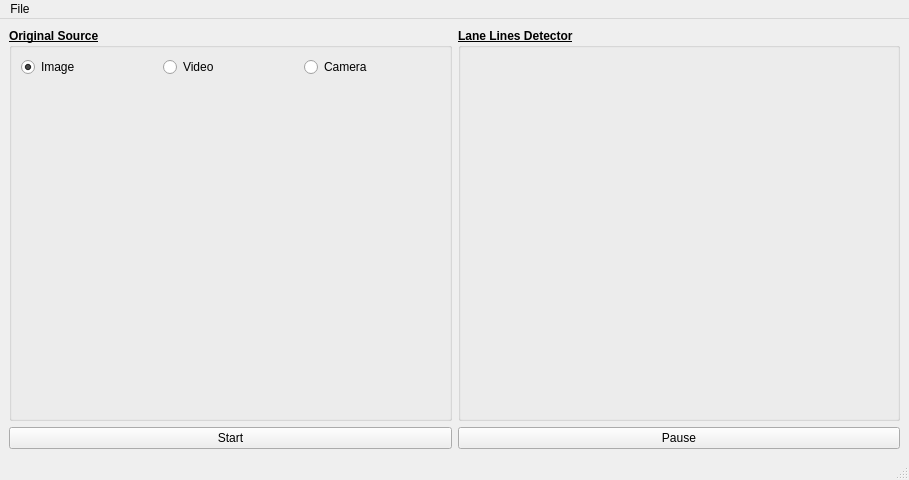
Qt form ui/mainwindow.ui (SiyiDai/CarND-LaneLines-P1) before a commit.
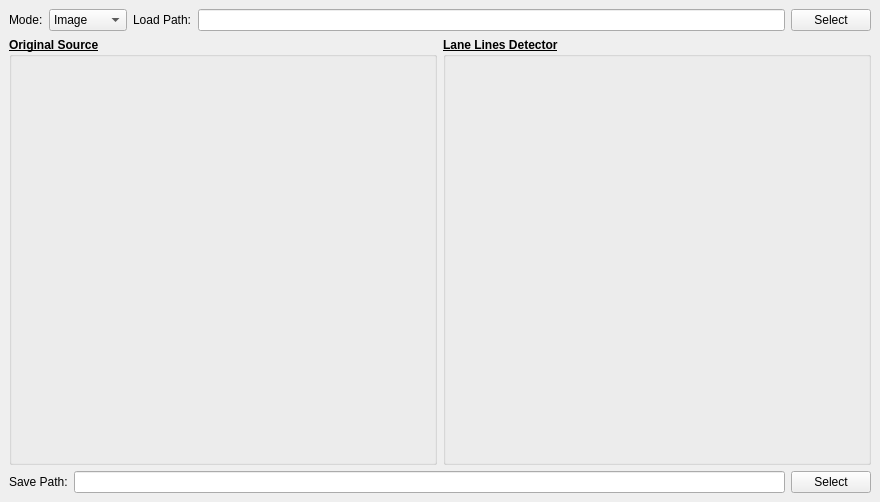
The same form after that commit.

```diff
--- a/ui/mainwindow.ui
+++ b/ui/mainwindow.ui
@@ -6,8 +6,8 @@
    <rect>
     <x>0</x>
     <y>0</y>
-    <width>909</width>
-    <height>480</height>
+    <width>880</width>
+    <height>502</height>
    </rect>
   </property>
   <property name="sizePolicy">
@@ -24,7 +24,54 @@
     <property name="sizeConstraint">
      <enum>QLayout::SetNoConstraint</enum>
     </property>
-    <item row="0" column="1">
+    <item row="0" column="0" colspan="2">
+     <layout class="QHBoxLayout" name="horizontalLayout">
+      <item>
+       <widget class="QLabel" name="label_mode">
+        <property name="text">
+         <string>Mode:</string>
+        </property>
+       </widget>
+      </item>
+      <item>
+       <widget class="QComboBox" name="mode_selection_comboBox">
+        <item>
+         <property name="text">
+          <string>Image</string>
+         </property>
+        </item>
+        <item>
+         <property name="text">
+          <string>Video</string>
+         </property>
+        </item>
+        <item>
+         <property name="text">
+          <string>Webcam</string>
+         </property>
+        </item>
+       </widget>
+      </item>
+      <item>
+       <widget class="QLabel" name="label_load_path">
+        <property name="text">
+         <string>Load Path:</string>
+        </property>
+       </widget>
+      </item>
+      <item>
+       <widget class="QLineEdit" name="load_path_lineEdit"/>
+      </item>
+      <item>
+       <widget class="QPushButton" name="load_path_pushButton">
+        <property name="text">
+         <string>Select</string>
+        </property>
+       </widget>
+      </item>
+     </layout>
+    </item>
+    <item row="3" column="1">
      <widget class="QGroupBox" name="replacement_result_groupbox">
       <property name="sizePolicy">
        <sizepolicy hsizetype="Preferred" vsizetype="Expanding">
@@ -75,24 +122,7 @@
       </layout>
      </widget>
     </item>
-    <item row="1" column="0">
-     <widget class="QPushButton" name="pushButton_start">
-      <property name="font">
-       <font>
-        <weight>50</weight>
-        <bold>false</bold>
-        <underline>false</underline>
-       </font>
-      </property>
-      <property name="text">
-       <string>Start</string>
-      </property>
-      <property name="checkable">
-       <bool>false</bool>
-      </property>
-     </widget>
-    </item>
-    <item row="0" column="0">
+    <item row="3" column="0">
      <widget class="QGroupBox" name="original_source_groupbox">
       <property name="font">
        <font>
@@ -107,61 +137,6 @@
       <layout class="QGridLayout" name="gridLayout_11">
        <item row="0" column="0">
         <layout class="QVBoxLayout" name="verticalLayout_4">
-         <item>
-          <layout class="QHBoxLayout" name="horizontalLayout_2">
-           <item>
-            <widget class="QRadioButton" name="radioButton_image">
-             <property name="font">
-              <font>
-               <weight>50</weight>
-               <bold>false</bold>
-               <underline>false</underline>
-              </font>
-             </property>
-             <property name="text">
-              <string>Image</string>
-             </property>
-             <property name="checked">
-              <bool>true</bool>
-             </property>
-            </widget>
-           </item>
-           <item>
-            <widget class="QRadioButton" name="radioButton_video">
-             <property name="font">
-              <font>
-               <weight>50</weight>
-               <bold>false</bold>
-               <underline>false</underline>
-              </font>
-             </property>
-             <property name="text">
-              <string>Video</string>
-             </property>
-            </widget>
-           </item>
-           <item>
-            <widget class="QRadioButton" name="radioButton_camera">
-             <property name="sizePolicy">
-              <sizepolicy hsizetype="Minimum" vsizetype="Fixed">
-               <horstretch>0</horstretch>
-               <verstretch>0</verstretch>
-              </sizepolicy>
-             </property>
-             <property name="font">
-              <font>
-               <weight>50</weight>
-               <bold>false</bold>
-               <underline>false</underline>
-              </font>
-             </property>
-             <property name="text">
-              <string>Camera</string>
-             </property>
-            </widget>
-           </item>
-          </layout>
-         </item>
          <item>
           <widget class="QLabel" name="original_source_label">
            <property name="sizePolicy">
@@ -189,45 +164,40 @@
       </layout>
      </widget>
     </item>
-    <item row="1" column="1">
-     <widget class="QPushButton" name="pushButton_pause">
-      <property name="font">
-       <font>
-        <weight>50</weight>
-        <bold>false</bold>
-        <underline>false</underline>
-        <kerning>false</kerning>
-       </font>
-      </property>
-      <property name="text">
-       <string>Pause</string>
-      </property>
-      <property name="checkable">
-       <bool>true</bool>
-      </property>
-     </widget>
+    <item row="4" column="0" colspan="2">
+     <layout class="QHBoxLayout" name="horizontalLayout_2">
+      <item>
+       <widget class="QLabel" name="label_save_path">
+        <property name="text">
+         <string>Save Path:</string>
+        </property>
+       </widget>
+      </item>
+      <item>
+       <widget class="QLineEdit" name="save_path_lineEdit"/>
+      </item>
+      <item>
+       <widget class="QPushButton" name="save_path_pushButton">
+        <property name="font">
+         <font>
+          <weight>50</weight>
+          <bold>false</bold>
+          <underline>false</underline>
+          <kerning>false</kerning>
+         </font>
+        </property>
+        <property name="text">
+         <string>Select</string>
+        </property>
+        <property name="checkable">
+         <bool>false</bool>
+        </property>
+       </widget>
+      </item>
+     </layout>
     </item>
    </layout>
   </widget>
-  <widget class="QMenuBar" name="menubar">
-   <property name="geometry">
-    <rect>
-     <x>0</x>
-     <y>0</y>
-     <width>909</width>
-     <height>23</height>
-    </rect>
-   </property>
-   <widget class="QMenu" name="menuMain">
-    <property name="title">
-     <string>File</string>
-    </property>
-    <addaction name="separator"/>
-    <addaction name="actionLoader"/>
-   </widget>
-   <addaction name="menuMain"/>
-  </widget>
-  <widget class="QStatusBar" name="statusbar"/>
   <action name="actionLoader">
    <property name="text">
     <string>Load...</string>
```
Left out of the diff: 5 changed lines with no effect on the pictures.
